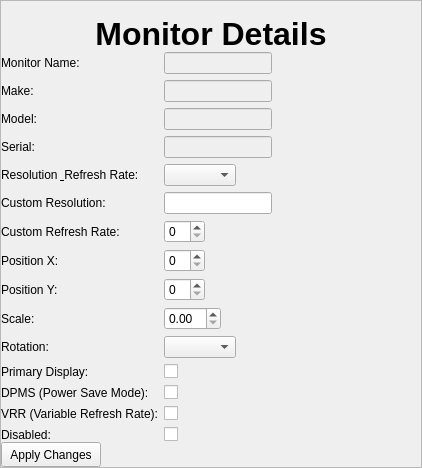
Above: src/ui/monitor_details.ui from fabelv/HyprView before the change. Below: the same form after it.
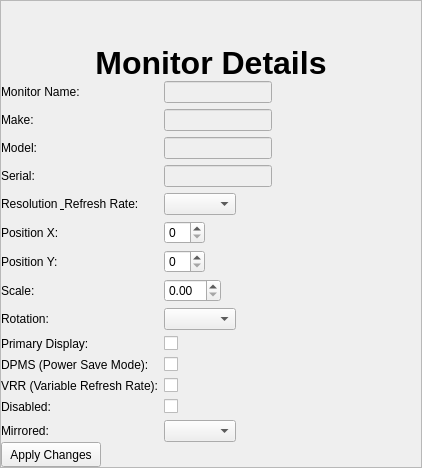
That is the form after the change.

Commit message: before qt6

Patch:
```diff
--- a/src/ui/monitor_details.ui
+++ b/src/ui/monitor_details.ui
@@ -189,105 +189,95 @@
            <widget class="QComboBox" name="resolutionDropdown"/>
           </item>
           <item row="5" column="0">
-           <widget class="QLabel" name="customResolutionLabel">
-            <property name="text">
-             <string>Custom Resolution:</string>
-            </property>
-           </widget>
-          </item>
-          <item row="5" column="1">
-           <widget class="QLineEdit" name="customResolution"/>
-          </item>
-          <item row="6" column="0">
-           <widget class="QLabel" name="customRefreshRateLabel">
-            <property name="text">
-             <string>Custom Refresh Rate:</string>
-            </property>
-           </widget>
-          </item>
-          <item row="6" column="1">
-           <widget class="QSpinBox" name="customRefreshRate"/>
-          </item>
-          <item row="7" column="0">
            <widget class="QLabel" name="positionXLabel">
             <property name="text">
              <string>Position X:</string>
             </property>
            </widget>
           </item>
-          <item row="7" column="1">
+          <item row="5" column="1">
            <widget class="QSpinBox" name="positionX"/>
           </item>
-          <item row="8" column="0">
+          <item row="6" column="0">
            <widget class="QLabel" name="positionYLabel">
             <property name="text">
              <string>Position Y:</string>
             </property>
            </widget>
           </item>
-          <item row="8" column="1">
+          <item row="6" column="1">
            <widget class="QSpinBox" name="positionY"/>
           </item>
-          <item row="9" column="0">
+          <item row="7" column="0">
            <widget class="QLabel" name="scaleLabel">
             <property name="text">
              <string>Scale:</string>
             </property>
            </widget>
           </item>
-          <item row="9" column="1">
+          <item row="7" column="1">
            <widget class="QDoubleSpinBox" name="scaleFactor"/>
           </item>
-          <item row="10" column="0">
+          <item row="8" column="0">
            <widget class="QLabel" name="rotationLabel">
             <property name="text">
              <string>Rotation:</string>
             </property>
            </widget>
           </item>
-          <item row="10" column="1">
+          <item row="8" column="1">
            <widget class="QComboBox" name="rotationBox"/>
           </item>
-          <item row="11" column="0">
+          <item row="9" column="0">
            <widget class="QLabel" name="primaryDisplayLabel">
             <property name="text">
              <string>Primary Display:</string>
             </property>
            </widget>
           </item>
-          <item row="11" column="1">
+          <item row="9" column="1">
            <widget class="QCheckBox" name="primaryCheckbox"/>
           </item>
-          <item row="12" column="0">
+          <item row="10" column="0">
            <widget class="QLabel" name="dPMSPowerSaveModeLabel">
             <property name="text">
              <string>DPMS (Power Save Mode):</string>
             </property>
            </widget>
           </item>
-          <item row="12" column="1">
+          <item row="10" column="1">
            <widget class="QCheckBox" name="dpmsCheckbox"/>
           </item>
-          <item row="13" column="0">
+          <item row="11" column="0">
            <widget class="QLabel" name="vRRVariableRefreshRateLabel">
             <property name="text">
              <string>VRR (Variable Refresh Rate):</string>
             </property>
            </widget>
           </item>
-          <item row="13" column="1">
+          <item row="11" column="1">
            <widget class="QCheckBox" name="vrrCheckbox"/>
           </item>
-          <item row="14" column="0">
+          <item row="12" column="0">
            <widget class="QLabel" name="disabledLabel">
             <property name="text">
              <string>Disabled:</string>
             </property>
            </widget>
           </item>
-          <item row="14" column="1">
+          <item row="12" column="1">
            <widget class="QCheckBox" name="disabledCheckbox"/>
           </item>
+          <item row="13" column="1">
+           <widget class="QComboBox" name="mirroredComboBox"/>
+          </item>
+          <item row="13" column="0">
+           <widget class="QLabel" name="mirroredLabel">
+            <property name="text">
+             <string>Mirrored:</string>
+            </property>
+           </widget>
+          </item>
          </layout>
         </item>
        </layout>
```
The commit also changes 2 other files.
